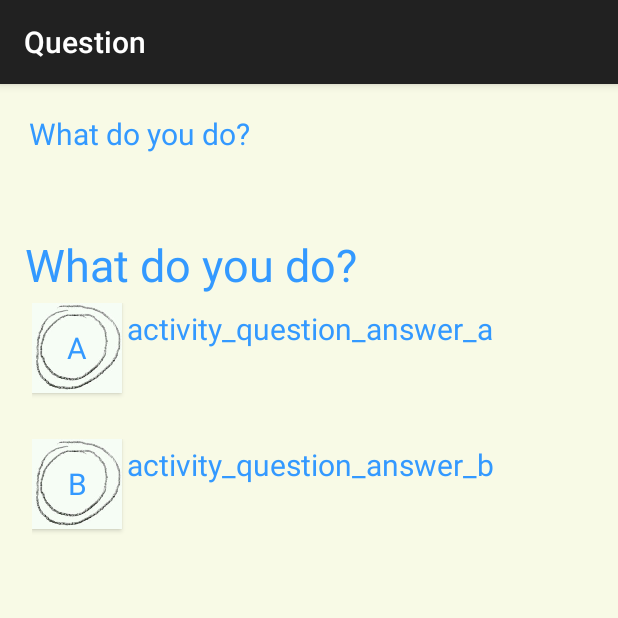
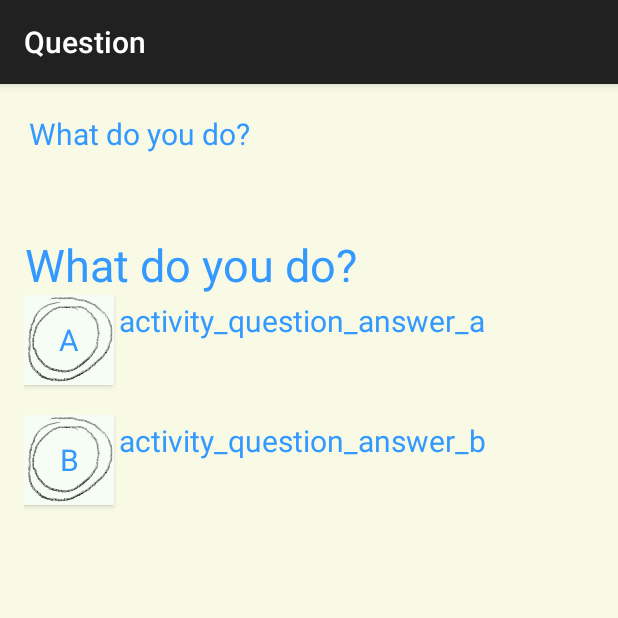
Before and after one commit to LumbralesSoftware/WhatDoYouDo, an Android app: the QuestionActivity screen opened directly, with no data from a screen before it, on a phone screen of 412 x 824 dp, the top half of it. Run offline under Robolectric (Android 15) with nearby library versions, the light colour scheme and no system bars; Roboto replaces fonts that are not available here.

Commit message:
fixing bugs and changes abour feedback

```diff
--- a/android/app/src/main/java/com/thedeveloperworldisyours/whatdoyoudoandroid/activities/MainActivity.java
+++ b/android/app/src/main/java/com/thedeveloperworldisyours/whatdoyoudoandroid/activities/MainActivity.java
@@ -64,7 +64,7 @@ public class MainActivity extends ActionBarActivity implements View.OnClickListe
 
     public void getInfo(){
         if (Utils.isOnline(this)) {
-            clearDB();
+
             getMissions();
         }else if(exitsDB()){
             getInfoMissionFromDB();
@@ -101,6 +101,7 @@ public class MainActivity extends ActionBarActivity implements View.OnClickListe
             @Override
             public void success(List<Mission> missions, Response response) {
                 Log.v("Client", "success");
+                clearDB();
                 insertMission(missions);
             }
 
@@ -128,6 +129,7 @@ public class MainActivity extends ActionBarActivity implements View.OnClickListe
             public void success(List<Node> nodes, Response response) {
                 Log.v("Client", "success");
                 insertNodes(nodes);
+
             }
 
             @Override
--- a/android/app/src/main/res/layout/intro_activity.xml
+++ b/android/app/src/main/res/layout/intro_activity.xml
@@ -24,5 +24,11 @@
         android:layout_below="@+id/activity_intro_text"
         android:layout_centerHorizontal="true"
         android:layout_centerVertical="true" />
+    <com.thedeveloperworldisyours.whatdoyoudoandroid.view.CustomButton
+        android:id="@+id/activity_intro_jump_button"
+        style="@style/NormalButtonStyle"
+        android:layout_alignParentBottom="true"
+        android:layout_centerHorizontal="true"
+        android:text="@string/activity_intro_jump" />
 
 </RelativeLayout>
--- a/android/app/src/main/res/layout/question_activity.xml
+++ b/android/app/src/main/res/layout/question_activity.xml
@@ -9,12 +9,12 @@
         android:layout_width="match_parent"
         android:layout_height="match_parent"
         android:background="@color/crema"
+        android:orientation="vertical"
         android:paddingBottom="@dimen/activity_vertical_margin"
         android:paddingLeft="@dimen/activity_horizontal_margin"
         android:paddingRight="@dimen/activity_horizontal_margin"
         android:paddingTop="@dimen/activity_vertical_margin"
         android:scrollbarAlwaysDrawVerticalTrack="true"
-        android:orientation="vertical"
         tools:context="com.thedeveloperworldisyours.whatdoyoudoandroid.activities.QuestionActivity">
 
         <com.thedeveloperworldisyours.whatdoyoudoandroid.view.CustomTextView
@@ -42,21 +42,49 @@
                 android:gravity="center"
                 android:text="@string/activity_question_condition" />
 
-            <LinearLayout
-                style="@style/NormalLayoutStyle"
-                android:orientation="horizontal">
+            <RelativeLayout
+                android:layout_width="wrap_content"
+                android:layout_height="wrap_content">
 
                 <com.thedeveloperworldisyours.whatdoyoudoandroid.view.CustomButton
                     android:id="@+id/activity_question_a_button"
                     style="@style/SmallButtonStyle"
+                    android:layout_alignParentTop="@+id/activity_question_answer_a"
                     android:text="@string/activity_question_a" />
 
                 <com.thedeveloperworldisyours.whatdoyoudoandroid.view.CustomTextView
                     android:id="@+id/activity_question_answer_a"
                     style="@style/TextNormalStyle"
                     android:layout_width="wrap_content"
-                    android:layout_height="match_parent"
+                    android:layout_height="wrap_content"
+                    android:layout_toRightOf="@+id/activity_question_a_button"
                     android:text="activity_question_answer_a" />
+            </RelativeLayout>
+
+            <RelativeLayout
+                android:layout_width="wrap_content"
+                android:layout_height="wrap_content">
+
+                <com.thedeveloperworldisyours.whatdoyoudoandroid.view.CustomButton
+                    android:id="@+id/activity_question_b_button"
+                    style="@style/SmallButtonStyle"
+                    android:layout_alignParentTop="@+id/activity_question_answer_b"
+                    android:text="@string/activity_question_b" />
+
+                <com.thedeveloperworldisyours.whatdoyoudoandroid.view.CustomTextView
+                    android:id="@+id/activity_question_answer_b"
+                    style="@style/TextNormalStyle"
+                    android:layout_width="wrap_content"
+                    android:layout_height="fill_parent"
+                    android:layout_toRightOf="@+id/activity_question_b_button"
+                    android:text="activity_question_answer_b" />
+
+            </RelativeLayout>
+
+            <LinearLayout
+                style="@style/NormalLayoutStyle"
+                android:orientation="horizontal">
+
 
             </LinearLayout>
 
@@ -64,17 +92,7 @@
                 style="@style/NormalLayoutStyle"
                 android:orientation="horizontal">
 
-                <com.thedeveloperworldisyours.whatdoyoudoandroid.view.CustomButton
-                    android:id="@+id/activity_question_b_button"
-                    style="@style/SmallButtonStyle"
-                    android:text="@string/activity_question_b" />
 
-                <com.thedeveloperworldisyours.whatdoyoudoandroid.view.CustomTextView
-                    android:id="@+id/activity_question_answer_b"
-                    style="@style/TextNormalStyle"
-                    android:layout_width="wrap_content"
-                    android:layout_height="match_parent"
-                    android:text="activity_question_answer_b" />
             </LinearLayout>
 
 
--- a/android/app/src/main/res/values/strings.xml
+++ b/android/app/src/main/res/values/strings.xml
@@ -19,6 +19,7 @@
     <string name="activity_intro_seven">7</string>
     <string name="activity_intro_eight">8</string>
     <string name="activity_intro_nine">9</string>
+    <string name="activity_intro_jump">Jump</string>
     <string name="activity_question_title">Question</string>
     <string name="activity_question_condition">What do you do?</string>
     <string name="activity_question_a">A</string>
```
Also changed, not shown: android/app/src/main/java/com/thedeveloperworldisyours/whatdoyoudoandroid/activities/IntroActivity.java (+17 -2 lines).
